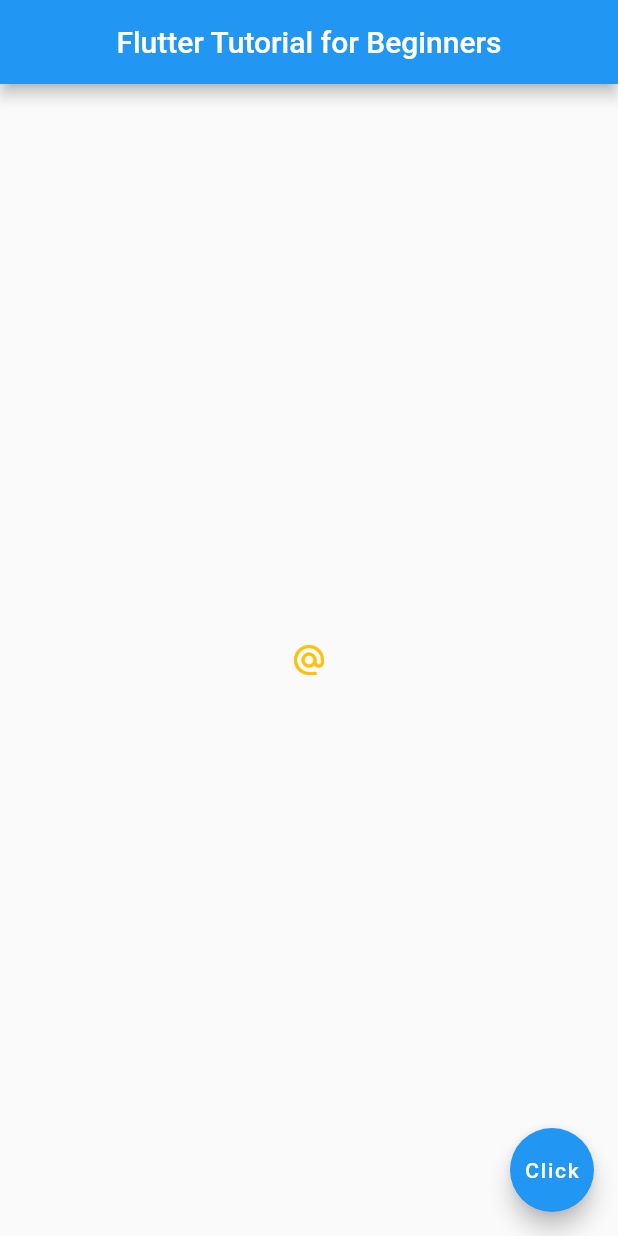
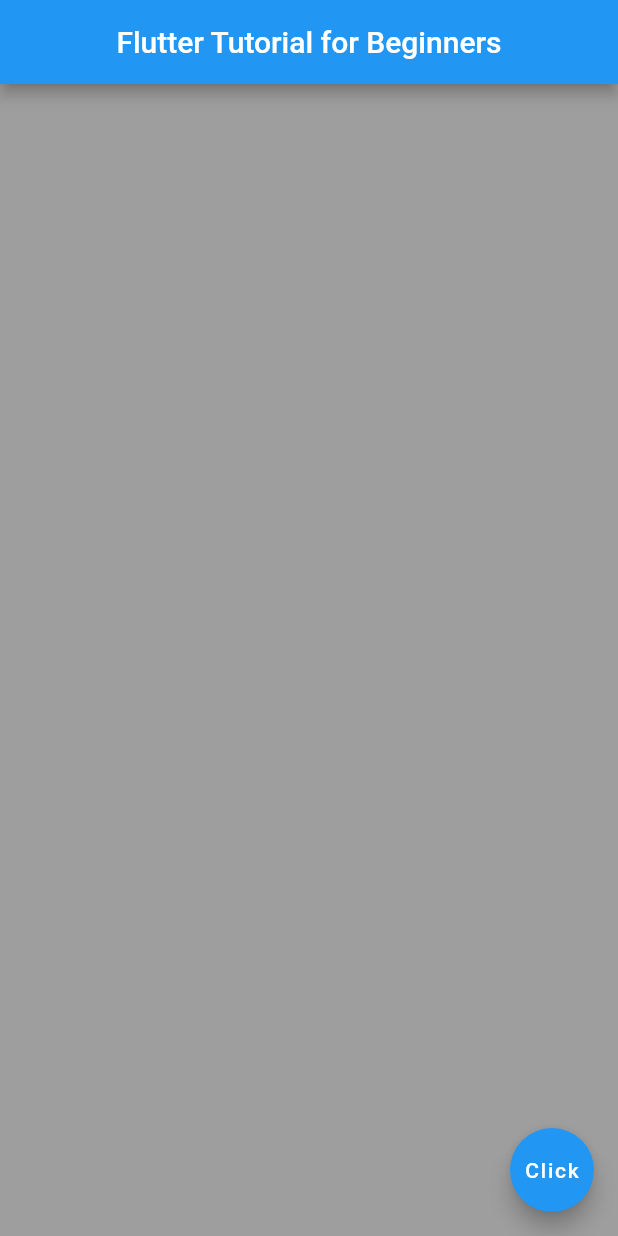
Before and after one commit to ChrisWongAtCUHK/flutter_tutorial_for_beginners, a Flutter app: the screen it shows after launch, on a phone screen of 412 x 824 dp. Run offline on Flutter 3.47's test engine with Material 2 defaults, Android fonts, the phone set to English and light mode, and no system bars.

Commit message:
Flutter Tutorial for Beginners #10 - Containers & Padding

```diff
--- a/lib/main.dart
+++ b/lib/main.dart
@@ -14,14 +14,8 @@ class Home extends StatelessWidget {
         title: const Text('Flutter Tutorial for Beginners'),
         centerTitle: true,
       ),
-      body: Center(
-        child: IconButton(
-          onPressed: () {
-            print('you clicked me');
-          },
-          icon: const Icon(Icons.alternate_email),
-          color: Colors.amber,
-        ),
+      body: Container(
+        color: Colors.grey,
       ),
       floatingActionButton: FloatingActionButton(
         onPressed: () {},
```
Also changed, not shown: 1 other file.
